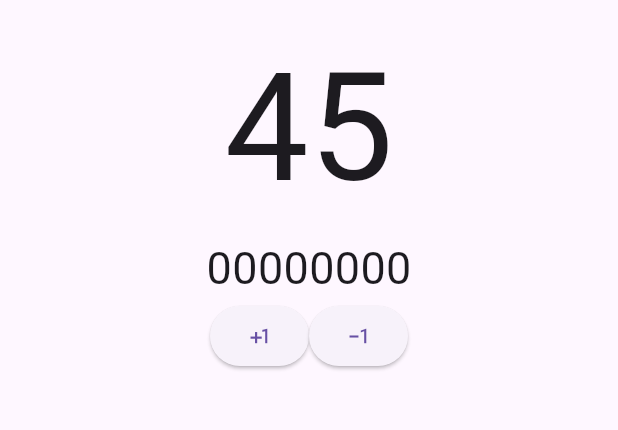
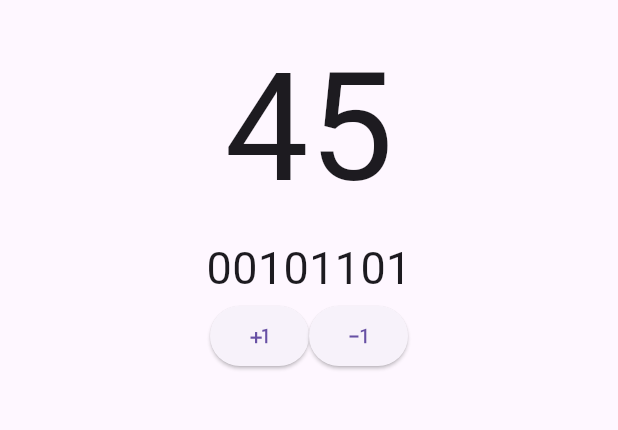
Before and after one commit to kousei4446/fluter, a Flutter app: the screen it shows after launch, on a phone screen of 412 x 824 dp, the part 63-493 px from its top. Run offline on Flutter 3.47's test engine with Material 3 defaults, Android fonts, the phone set to English and light mode, and no system bars.

Commit message:
bincounter-created

```diff
--- a/lib/main.dart
+++ b/lib/main.dart
@@ -47,14 +47,14 @@ class _MyHomeState extends State<MyHome> {
             Row(
               mainAxisAlignment: MainAxisAlignment.center,
               children: [
-                BinDigit(),
-                BinDigit(),
-                BinDigit(),
-                BinDigit(),
-                BinDigit(),
-                BinDigit(),
-                BinDigit(),
-                BinDigit(),
+                BinDigit(value:count,digit:7),
+                BinDigit(value:count,digit:6),
+                BinDigit(value:count,digit:5),
+                BinDigit(value:count,digit:4),
+                BinDigit(value:count,digit:3),
+                BinDigit(value:count,digit:2),
+                BinDigit(value:count,digit:1),
+                BinDigit(value:count,digit:0),
               ],
             ),
             Row(mainAxisAlignment: MainAxisAlignment.center, children: [
@@ -79,10 +79,17 @@ class _MyHomeState extends State<MyHome> {
 }
 
 class BinDigit extends StatelessWidget {
-  const BinDigit({super.key});
+  final int value;
+  final int digit;
+  const BinDigit({super.key,required  this.value,required this.digit});
+
   @override
-  Widget build(BuildContext context) {
-    return Text("0", style: TextStyle(fontSize: 30));
+  Widget build(BuildContext context){
+      return Text('${(value & ( 1 <<digit )!=0) ? "1" : "0"}',
+
+
+
+      style: TextStyle(fontSize: 30));
   }
 }
 
```
